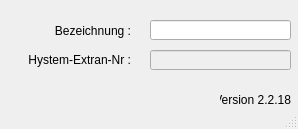
First picture: the form in qkan/database/templates/pumpentypen.ui, repository hoettges/QKan, before the edit.
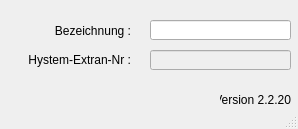
Second picture: the form after the edit.

Diff of the .ui file:
```diff
--- a/qkan/database/templates/pumpentypen.ui
+++ b/qkan/database/templates/pumpentypen.ui
@@ -100,7 +100,7 @@
      <string>Version QKan Import</string>
     </property>
     <property name="text">
-     <string>Version 2.2.18</string>
+     <string>Version 2.2.20</string>
     </property>
     <property name="alignment">
      <set>Qt::AlignRight|Qt::AlignTrailing|Qt::AlignVCenter</set>
```
